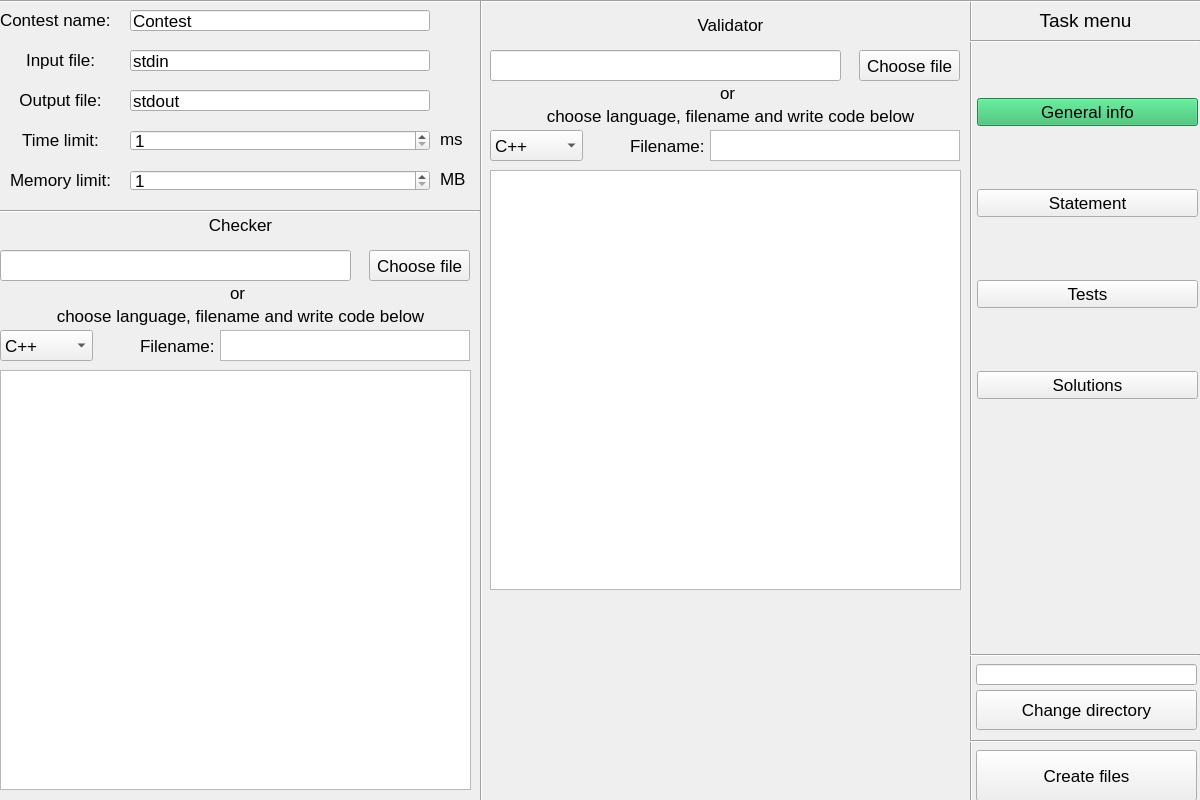
This is mainwindow.ui in Dzmitry-Leushukou/UI-for-solve.by as Qt 5 draws it before an edit. The edited form follows.
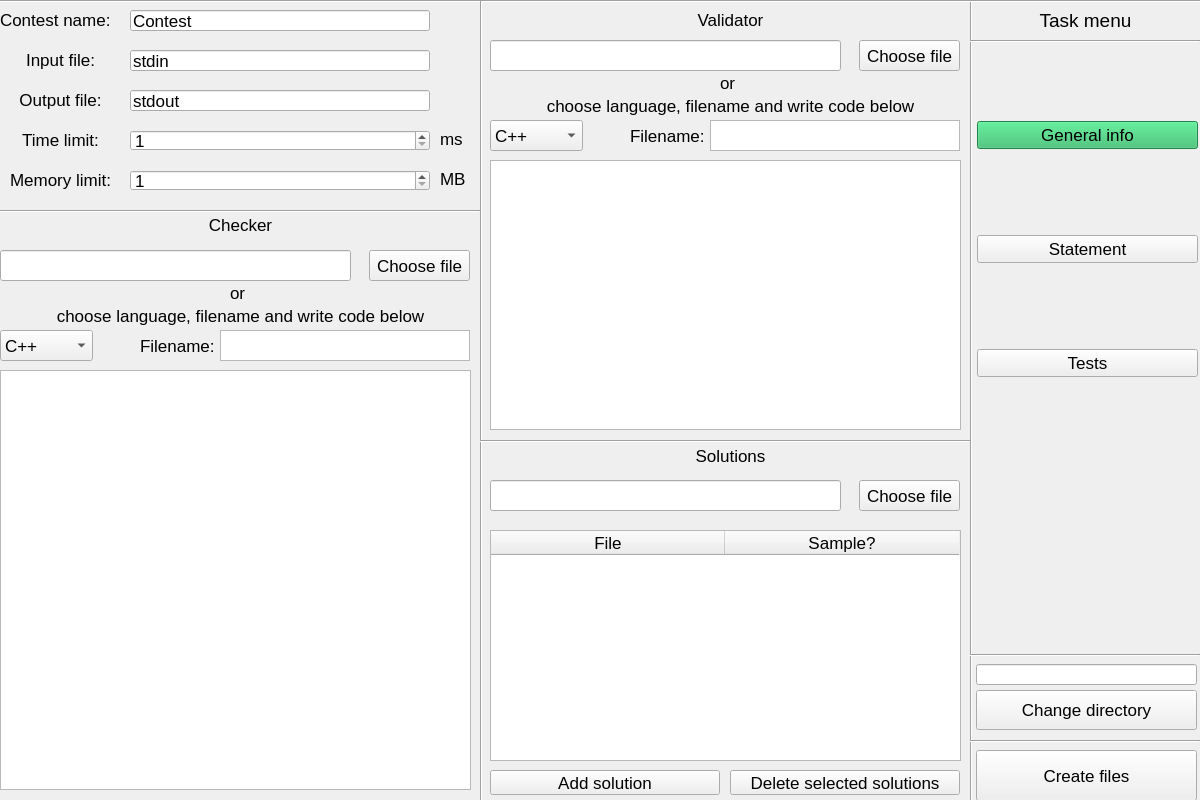
This is the edited form. Icons and pictures are not drawn.

Commit message: Solution table implemented

```diff
--- a/mainwindow.ui
+++ b/mainwindow.ui
@@ -13,6 +13,18 @@
     <height>800</height>
    </rect>
   </property>
+  <property name="minimumSize">
+   <size>
+    <width>1200</width>
+    <height>800</height>
+   </size>
+  </property>
+  <property name="maximumSize">
+   <size>
+    <width>1200</width>
+    <height>800</height>
+   </size>
+  </property>
   <property name="font">
    <font>
     <pointsize>13</pointsize>
@@ -536,7 +548,7 @@
     <property name="geometry">
      <rect>
       <x>490</x>
-      <y>100</y>
+      <y>90</y>
       <width>481</width>
       <height>31</height>
      </rect>
@@ -552,7 +564,7 @@
     <property name="geometry">
      <rect>
       <x>720</x>
-      <y>77</y>
+      <y>67</y>
       <width>66</width>
       <height>31</height>
      </rect>
@@ -565,7 +577,7 @@
     <property name="geometry">
      <rect>
       <x>859</x>
-      <y>50</y>
+      <y>40</y>
       <width>101</width>
       <height>31</height>
      </rect>
@@ -578,13 +590,13 @@
     <property name="geometry">
      <rect>
       <x>490</x>
-      <y>50</y>
+      <y>40</y>
       <width>351</width>
       <height>31</height>
      </rect>
     </property>
     <property name="readOnly">
-     <bool>true</bool>
+     <bool>false</bool>
     </property>
    </widget>
    <widget class="QLabel" name="label_15">
@@ -593,7 +605,7 @@
       <x>490</x>
       <y>9</y>
       <width>481</width>
-      <height>31</height>
+      <height>21</height>
      </rect>
     </property>
     <property name="text">
@@ -607,17 +619,20 @@
     <property name="geometry">
      <rect>
       <x>490</x>
-      <y>170</y>
+      <y>160</y>
       <width>471</width>
-      <height>420</height>
+      <height>270</height>
      </rect>
     </property>
+    <property name="plainText">
+     <string/>
+    </property>
    </widget>
    <widget class="QLabel" name="label_16">
     <property name="geometry">
      <rect>
       <x>630</x>
-      <y>130</y>
+      <y>120</y>
       <width>80</width>
       <height>31</height>
      </rect>
@@ -630,7 +645,7 @@
     <property name="geometry">
      <rect>
       <x>710</x>
-      <y>130</y>
+      <y>120</y>
       <width>250</width>
       <height>31</height>
      </rect>
@@ -640,7 +655,7 @@
     <property name="geometry">
      <rect>
       <x>490</x>
-      <y>130</y>
+      <y>120</y>
       <width>93</width>
       <height>31</height>
      </rect>
@@ -656,6 +671,119 @@
      </property>
     </item>
    </widget>
+   <widget class="QPushButton" name="SolutionFileButton">
+    <property name="geometry">
+     <rect>
+      <x>859</x>
+      <y>480</y>
+      <width>101</width>
+      <height>31</height>
+     </rect>
+    </property>
+    <property name="text">
+     <string>Choose file</string>
+    </property>
+   </widget>
+   <widget class="QLineEdit" name="SolutionPath">
+    <property name="geometry">
+     <rect>
+      <x>490</x>
+      <y>480</y>
+      <width>351</width>
+      <height>31</height>
+     </rect>
+    </property>
+    <property name="readOnly">
+     <bool>false</bool>
+    </property>
+   </widget>
+   <widget class="QLabel" name="label_19">
+    <property name="geometry">
+     <rect>
+      <x>490</x>
+      <y>440</y>
+      <width>481</width>
+      <height>31</height>
+     </rect>
+    </property>
+    <property name="text">
+     <string>Solutions</string>
+    </property>
+    <property name="alignment">
+     <set>Qt::AlignCenter</set>
+    </property>
+   </widget>
+   <widget class="Line" name="line_8">
+    <property name="geometry">
+     <rect>
+      <x>480</x>
+      <y>440</y>
+      <width>490</width>
+      <height>3</height>
+     </rect>
+    </property>
+    <property name="orientation">
+     <enum>Qt::Horizontal</enum>
+    </property>
+   </widget>
+   <widget class="QTableWidget" name="SolutionTable">
+    <property name="geometry">
+     <rect>
+      <x>490</x>
+      <y>530</y>
+      <width>471</width>
+      <height>231</height>
+     </rect>
+    </property>
+    <attribute name="horizontalHeaderVisible">
+     <bool>true</bool>
+    </attribute>
+    <attribute name="horizontalHeaderCascadingSectionResizes">
+     <bool>true</bool>
+    </attribute>
+    <attribute name="horizontalHeaderDefaultSectionSize">
+     <number>234</number>
+    </attribute>
+    <attribute name="verticalHeaderVisible">
+     <bool>false</bool>
+    </attribute>
+    <column>
+     <property name="text">
+      <string>File</string>
+     </property>
+    </column>
+    <column>
+     <property name="text">
+      <string>Sample?</string>
+     </property>
+    </column>
+   </widget>
+   <widget class="QPushButton" name="AddSolutionButton">
+    <property name="geometry">
+     <rect>
+      <x>490</x>
+      <y>770</y>
+      <width>230</width>
+      <height>25</height>
+     </rect>
+    </property>
+    <property name="text">
+     <string>Add solution</string>
+    </property>
+   </widget>
+   <widget class="QPushButton" name="DeleteSolutionButton">
+    <property name="geometry">
+     <rect>
+      <x>730</x>
+      <y>770</y>
+      <width>230</width>
+      <height>25</height>
+     </rect>
+    </property>
+    <property name="text">
+     <string>Delete selected solutions</string>
+    </property>
+   </widget>
    <widget class="QPushButton" name="CreateButton">
     <property name="geometry">
      <rect>
@@ -723,19 +851,6 @@
        </property>
       </widget>
      </item>
-     <item row="3" column="0">
-      <widget class="QPushButton" name="Solutions">
-       <property name="text">
-        <string>Solutions</string>
-       </property>
-       <property name="autoExclusive">
-        <bool>false</bool>
-       </property>
-       <property name="flat">
-        <bool>false</bool>
-       </property>
-      </widget>
-     </item>
      <item row="1" column="0">
       <widget class="QPushButton" name="Statement">
        <property name="text">
```
Left out of the diff: 2 changed lines with no effect on the pictures. The commit also changes 2 other files.
